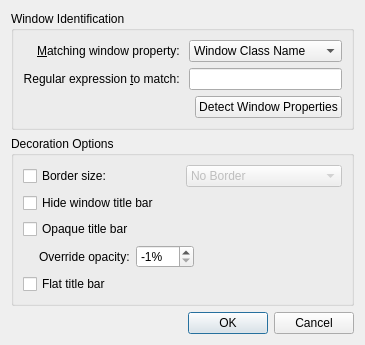
Before: the Qt Designer form config/ui/breezeexceptiondialog.ui in kupiqu/SierraBreezeEnhanced, drawn with Qt 5.
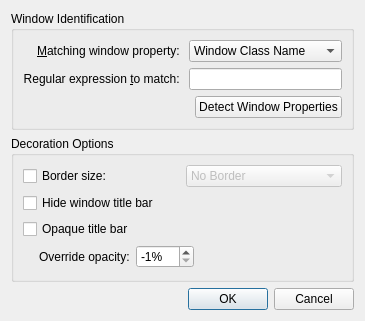
After: the same form once the commit is applied.

Commit message: V0.3: shadows, matchTitleBar, fontWeight

Diff of the .ui file:
```diff
--- a/config/ui/breezeexceptiondialog.ui
+++ b/config/ui/breezeexceptiondialog.ui
@@ -169,13 +169,6 @@
         </property>
        </widget>
       </item>
-      <item row="4" column="0">
-       <widget class="QCheckBox" name="flatTitleBar">
-        <property name="text">
-         <string>Flat title bar</string>
-        </property>
-       </widget>
-      </item>
       <item row="3" column="0" colspan="2">
        <layout class="QHBoxLayout" name="horizontalLayout">
         <item>
```
The commit also changes 12 other files.
